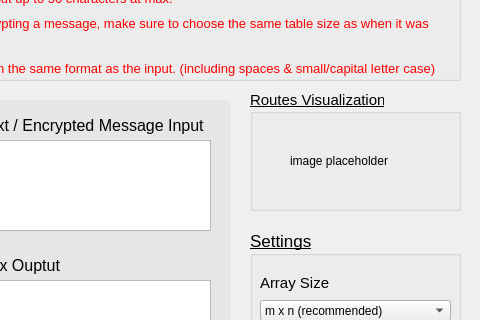
Qt form assets/second-method.ui (aziznal/luigi-sacco-and-route-encryption) before a commit; both pictures show x 100 to 580 and y 100 to 420 of the 580 by 750 pixel window.
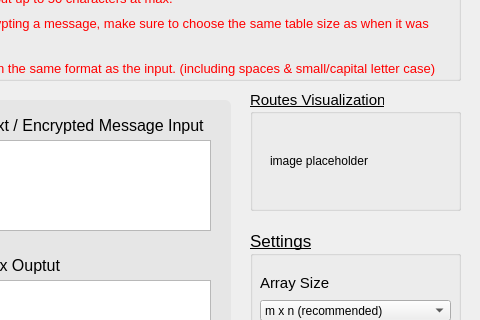
The same form after that commit.

Commit message: Adds image with correct path for routes visualization section

What changed in the file:
```diff
--- a/assets/second-method.ui
+++ b/assets/second-method.ui
@@ -653,9 +653,9 @@
     <widget class="QLabel" name="routesLabel">
      <property name="geometry">
       <rect>
-       <x>40</x>
+       <x>20</x>
        <y>30</y>
-       <width>131</width>
+       <width>171</width>
        <height>81</height>
       </rect>
      </property>
```
The commit also changes 2 other files.
